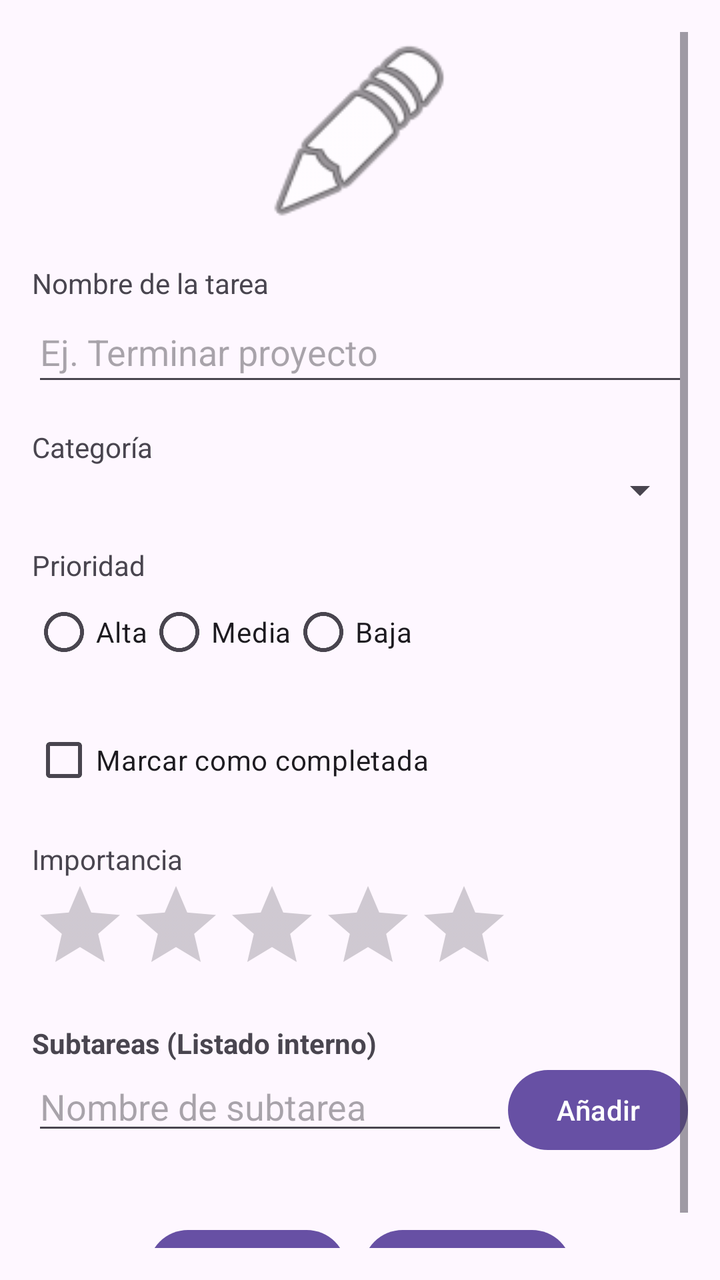
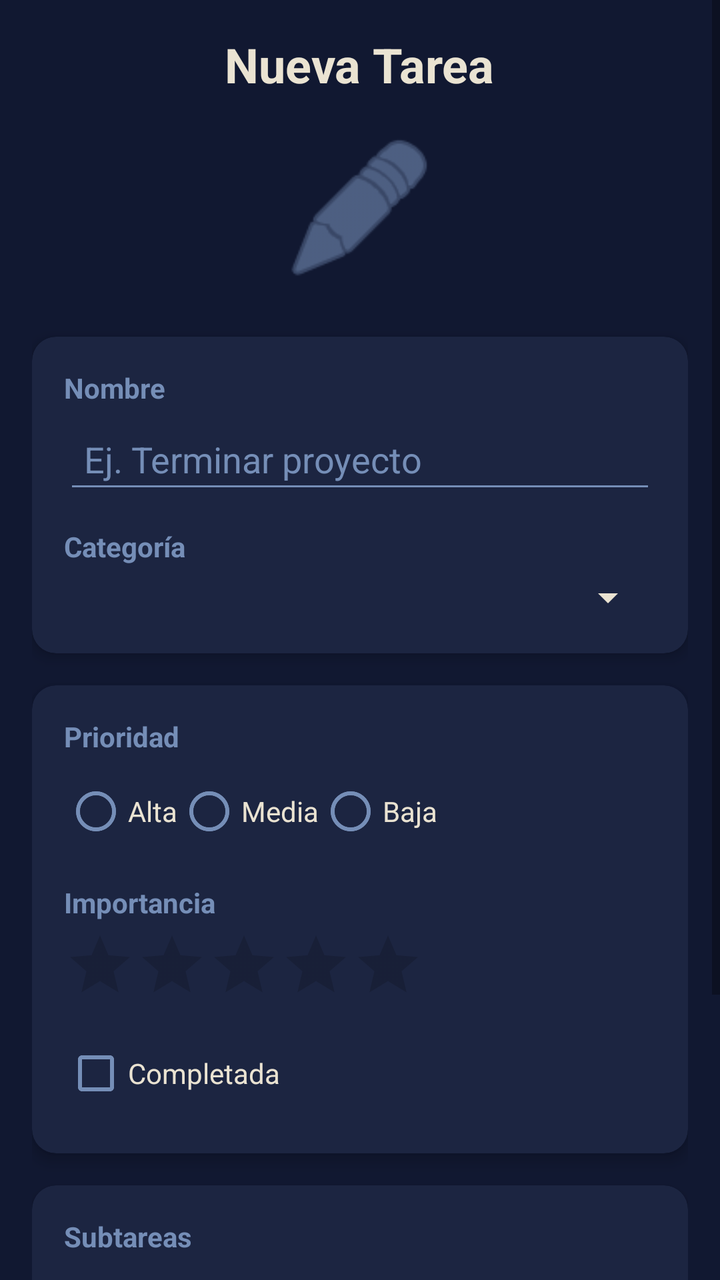

Compare the two renders of this Android layout. The source of the first and the diff that turns it into the second are given below.
<!-- AndroidManifest.xml: application theme Theme.TaksMaster -->
<!-- res/layout/pantalla3_crear_tarea.xml -->
<?xml version="1.0" encoding="utf-8"?>
<ScrollView xmlns:android="http://schemas.android.com/apk/res/android"
    android:layout_width="match_parent"
    android:layout_height="match_parent"
    android:padding="16dp">

    <LinearLayout
        android:layout_width="match_parent"
        android:layout_height="wrap_content"
        android:orientation="vertical">

        <ImageView
            android:id="@+id/ivIcono"
            android:layout_width="100dp"
            android:layout_height="100dp"
            android:layout_gravity="center"
            android:src="@android:drawable/ic_menu_edit"
            android:contentDescription="Icono de tarea" />

        <TextView
            android:layout_width="match_parent"
            android:layout_height="wrap_content"
            android:text="Nombre de la tarea"
            android:layout_marginTop="16dp" />

        <EditText
            android:id="@+id/etNombre"
            android:layout_width="match_parent"
            android:layout_height="47dp"
            android:hint="Ej. Terminar proyecto" />

        <TextView
            android:layout_width="match_parent"
            android:layout_height="wrap_content"
            android:text="Categoría"
            android:layout_marginTop="16dp" />

        <Spinner
            android:id="@+id/spCategoriaForm"
            android:layout_width="match_parent"
            android:layout_height="wrap_content" />

        <TextView
            android:layout_width="match_parent"
            android:layout_height="wrap_content"
            android:text="Prioridad"
            android:layout_marginTop="16dp" />

        <RadioGroup
            android:id="@+id/rgPrioridad"
            android:layout_width="match_parent"
            android:layout_height="wrap_content"
            android:orientation="horizontal">

            <RadioButton
                android:id="@+id/rbAlta"
                android:layout_width="wrap_content"
                android:layout_height="wrap_content"
                android:text="Alta" />

            <RadioButton
                android:id="@+id/rbMedia"
                android:layout_width="wrap_content"
                android:layout_height="wrap_content"
                android:text="Media" />

            <RadioButton
                android:id="@+id/rbBaja"
                android:layout_width="wrap_content"
                android:layout_height="wrap_content"
                android:text="Baja" />
        </RadioGroup>

        <CheckBox
            android:id="@+id/cbCompletada"
            android:layout_width="match_parent"
            android:layout_height="wrap_content"
            android:text="Marcar como completada"
            android:layout_marginTop="16dp" />

        <TextView
            android:layout_width="match_parent"
            android:layout_height="wrap_content"
            android:text="Importancia"
            android:layout_marginTop="16dp" />

        <RatingBar
            android:id="@+id/rbImportancia"
            android:layout_width="wrap_content"
            android:layout_height="wrap_content"
            android:numStars="5"
            android:stepSize="1.0" />

        <TextView
            android:layout_width="match_parent"
            android:layout_height="wrap_content"
            android:text="Subtareas (Listado interno)"
            android:layout_marginTop="16dp"
            android:textStyle="bold" />

        <LinearLayout
            android:layout_width="match_parent"
            android:layout_height="wrap_content"
            android:orientation="horizontal">

            <EditText
                android:id="@+id/etNuevaSubtarea"
                android:layout_width="0dp"
                android:layout_height="wrap_content"
                android:layout_weight="1"
                android:hint="Nombre de subtarea" />

            <Button
                android:id="@+id/btnAgregarSubtarea"
                android:layout_width="wrap_content"
                android:layout_height="wrap_content"
                android:text="Añadir" />
        </LinearLayout>

        <com.google.android.material.chip.ChipGroup
            android:id="@+id/cgSubtareas"
            android:layout_width="match_parent"
            android:layout_height="wrap_content"
            android:layout_marginTop="8dp" />

        <LinearLayout
            android:layout_width="match_parent"
            android:layout_height="wrap_content"
            android:orientation="horizontal"
            android:layout_marginTop="24dp"
            android:gravity="center">

            <Button
                android:id="@+id/btnGuardar"
                android:layout_width="wrap_content"
                android:layout_height="wrap_content"
                android:text="Guardar"
                android:layout_marginEnd="8dp" />

            <Button
                android:id="@+id/btnCancelar"
                android:layout_width="wrap_content"
                android:layout_height="wrap_content"
                android:text="Cancelar" />
        </LinearLayout>

    </LinearLayout>
</ScrollView>
<!-- resources referenced by this layout -->
<resources>
  <style name="Theme.TaksMaster" parent="Base.Theme.TaksMaster" />
  <style name="Base.Theme.TaksMaster" parent="Theme.Material3.DayNight.NoActionBar">
          
          
      </style>
</resources>

<!-- the commit's change to res/layout/pantalla3_crear_tarea.xml (unified diff, before → after) -->
@@ -1,147 +1,254 @@
 <?xml version="1.0" encoding="utf-8"?>
 <ScrollView xmlns:android="http://schemas.android.com/apk/res/android"
+    xmlns:app="http://schemas.android.com/apk/res-auto"
     android:layout_width="match_parent"
     android:layout_height="match_parent"
-    android:padding="16dp">
+    android:background="@color/palette_dark_bg">
 
     <LinearLayout
         android:layout_width="match_parent"
         android:layout_height="wrap_content"
-        android:orientation="vertical">
+        android:orientation="vertical"
+        android:padding="16dp">
+
+        <TextView
+            android:layout_width="wrap_content"
+            android:layout_height="wrap_content"
+            android:text="Nueva Tarea"
+            android:textSize="24sp"
+            android:textStyle="bold"
+            android:textColor="@color/palette_cream_text"
+            android:layout_gravity="center"
+            android:layout_marginBottom="16dp"/>
 
         <ImageView
             android:id="@+id/ivIcono"
-            android:layout_width="100dp"
-            android:layout_height="100dp"
+            android:layout_width="80dp"
+            android:layout_height="80dp"
             android:layout_gravity="center"
             android:src="@android:drawable/ic_menu_edit"
-            android:contentDescription="Icono de tarea" />
-
-        <TextView
-            android:layout_width="match_parent"
-            android:layout_height="wrap_content"
-            android:text="Nombre de la tarea"
-            android:layout_marginTop="16dp" />
-
-        <EditText
-            android:id="@+id/etNombre"
-            android:layout_width="match_parent"
-            android:layout_height="47dp"
-            android:hint="Ej. Terminar proyecto" />
-
-        <TextView
-            android:layout_width="match_parent"
-            android:layout_height="wrap_content"
-            android:text="Categoría"
-            android:layout_marginTop="16dp" />
-
-        <Spinner
-            android:id="@+id/spCategoriaForm"
-            android:layout_width="match_parent"
-            android:layout_height="wrap_content" />
-
-        <TextView
-            android:layout_width="match_parent"
-            android:layout_height="wrap_content"
-            android:text="Prioridad"
-            android:layout_marginTop="16dp" />
-
-        <RadioGroup
-            android:id="@+id/rgPrioridad"
-            android:layout_width="match_parent"
-            android:layout_height="wrap_content"
-            android:orientation="horizontal">
-
-            <RadioButton
-                android:id="@+id/rbAlta"
-                android:layout_width="wrap_content"
-                android:layout_height="wrap_content"
-                android:text="Alta" />
-
-            <RadioButton
-                android:id="@+id/rbMedia"
-                android:layout_width="wrap_content"
-                android:layout_height="wrap_content"
-                android:text="Media" />
-
-            <RadioButton
-                android:id="@+id/rbBaja"
-                android:layout_width="wrap_content"
-                android:layout_height="wrap_content"
-                android:text="Baja" />
-        </RadioGroup>
-
-        <CheckBox
-            android:id="@+id/cbCompletada"
-            android:layout_width="match_parent"
-            android:layout_height="wrap_content"
-            android:text="Marcar como completada"
-            android:layout_marginTop="16dp" />
-
-        <TextView
-            android:layout_width="match_parent"
-            android:layout_height="wrap_content"
-            android:text="Importancia"
-            android:layout_marginTop="16dp" />
-
-        <RatingBar
-            android:id="@+id/rbImportancia"
-            android:layout_width="wrap_content"
-            android:layout_height="wrap_content"
-            android:numStars="5"
-            android:stepSize="1.0" />
-
-        <TextView
-            android:layout_width="match_parent"
-            android:layout_height="wrap_content"
-            android:text="Subtareas (Listado interno)"
-            android:layout_marginTop="16dp"
-            android:textStyle="bold" />
+            app:tint="@color/palette_accent"
+            android:contentDescription="Icono de tarea"
+            android:layout_marginBottom="24dp"/>
+
+        
+        <androidx.cardview.widget.CardView
+            android:layout_width="match_parent"
+            android:layout_height="wrap_content"
+            android:layout_marginBottom="16dp"
+            app:cardBackgroundColor="@color/palette_card_bg"
+            app:cardCornerRadius="12dp"
+            app:cardElevation="4dp">
+
+            <LinearLayout
+                android:layout_width="match_parent"
+                android:layout_height="wrap_content"
+                android:orientation="vertical"
+                android:padding="16dp">
+
+                <TextView
+                    android:layout_width="match_parent"
+                    android:layout_height="wrap_content"
+                    android:text="Nombre"
+                    android:textStyle="bold"
+                    android:textColor="@color/palette_accent" />
+
+                <EditText
+                    android:id="@+id/etNombre"
+                    android:layout_width="match_parent"
+                    android:layout_height="wrap_content"
+                    android:hint="Ej. Terminar proyecto"
+                    android:textColor="@color/palette_cream_text"
+                    android:textColorHint="@color/palette_accent"
+                    android:backgroundTint="@color/palette_accent"
+                    android:padding="10dp"
+                    android:layout_marginTop="4dp"/>
+
+                <TextView
+                    android:layout_width="match_parent"
+                    android:layout_height="wrap_content"
+                    android:text="Categoría"
+                    android:textStyle="bold"
+                    android:textColor="@color/palette_accent"
+                    android:layout_marginTop="12dp" />
+
+                <Spinner
+                    android:id="@+id/spCategoriaForm"
+                    android:layout_width="match_parent"
+                    android:layout_height="wrap_content"
+                    android:layout_marginTop="4dp"
+                    android:padding="8dp"
+                    android:backgroundTint="@color/palette_cream_text" />
+            </LinearLayout>
+        </androidx.cardview.widget.CardView>
+
+        
+        <androidx.cardview.widget.CardView
+            android:layout_width="match_parent"
+            android:layout_height="wrap_content"
+            android:layout_marginBottom="16dp"
+            app:cardBackgroundColor="@color/palette_card_bg"
+            app:cardCornerRadius="12dp"
+            app:cardElevation="4dp">
+
+            <LinearLayout
+                android:layout_width="match_parent"
+                android:layout_height="wrap_content"
+                android:orientation="vertical"
+                android:padding="16dp">
+
+                <TextView
+                    android:layout_width="match_parent"
+                    android:layout_height="wrap_content"
+                    android:text="Prioridad"
+                    android:textStyle="bold"
+                    android:textColor="@color/palette_accent" />
+
+                <RadioGroup
+                    android:id="@+id/rgPrioridad"
+                    android:layout_width="match_parent"
+                    android:layout_height="wrap_content"
+                    android:orientation="horizontal"
+                    android:layout_marginTop="4dp">
+
+                    <RadioButton
+                        android:id="@+id/rbAlta"
+                        android:layout_width="wrap_content"
+                        android:layout_height="wrap_content"
+                        android:text="Alta"
+                        android:textColor="@color/palette_cream_text"
+                        android:buttonTint="@color/palette_accent"/>
+
+                    <RadioButton
+                        android:id="@+id/rbMedia"
+                        android:layout_width="wrap_content"
+                        android:layout_height="wrap_content"
+                        android:text="Media"
+                        android:textColor="@color/palette_cream_text"
+                        android:buttonTint="@color/palette_accent"/>
+
+                    <RadioButton
+                        android:id="@+id/rbBaja"
+                        android:layout_width="wrap_content"
+                        android:layout_height="wrap_content"
+                        android:text="Baja"
+                        android:textColor="@color/palette_cream_text"
+                        android:buttonTint="@color/palette_accent"/>
+                </RadioGroup>
+
+                <TextView
+                    android:layout_width="match_parent"
+                    android:layout_height="wrap_content"
+                    android:text="Importancia"
+                    android:textStyle="bold"
+                    android:textColor="@color/palette_accent"
+                    android:layout_marginTop="12dp" />
+
+                <RatingBar
+                    android:id="@+id/rbImportancia"
+                    style="?android:attr/ratingBarStyleIndicator"
+                    android:layout_width="wrap_content"
+                    android:layout_height="wrap_content"
+                    android:numStars="5"
+                    android:stepSize="1.0"
+                    android:isIndicator="false"
+                    android:progressTint="@color/palette_accent"
+                    android:layout_marginTop="4dp" />
+
+                <CheckBox
+                    android:id="@+id/cbCompletada"
+                    android:layout_width="match_parent"
+                    android:layout_height="wrap_content"
+                    android:text="Completada"
+                    android:textColor="@color/palette_cream_text"
+                    android:layout_marginTop="12dp"
+                    android:buttonTint="@color/palette_accent"/>
+            </LinearLayout>
+        </androidx.cardview.widget.CardView>
+
+        
+        <androidx.cardview.widget.CardView
+            android:layout_width="match_parent"
+            android:layout_height="wrap_content"
+            android:layout_marginBottom="24dp"
+            app:cardBackgroundColor="@color/palette_card_bg"
+            app:cardCornerRadius="12dp"
+            app:cardElevation="4dp">
+
+            <LinearLayout
+                android:layout_width="match_parent"
+                android:layout_height="wrap_content"
+                android:orientation="vertical"
+                android:padding="16dp">
+
+                <TextView
+                    android:layout_width="match_parent"
+                    android:layout_height="wrap_content"
+                    android:text="Subtareas"
+                    android:textStyle="bold"
+                    android:textColor="@color/palette_accent" />
+
+                <LinearLayout
+                    android:layout_width="match_parent"
+                    android:layout_height="wrap_content"
+                    android:orientation="horizontal"
+                    android:layout_marginTop="8dp">
+
+                    <EditText
+                        android:id="@+id/etNuevaSubtarea"
+                        android:layout_width="0dp"
+                        android:layout_height="wrap_content"
+                        android:layout_weight="1"
+                        android:hint="Nombre de subtarea"
+                        android:textColor="@color/palette_cream_text"
+                        android:textColorHint="@color/palette_accent"
+                        android:backgroundTint="@color/palette_accent"
+                        android:padding="10dp"/>
+
+                    <Button
+                        android:id="@+id/btnAgregarSubtarea"
+                        android:layout_width="wrap_content"
+                        android:layout_height="wrap_content"
+                        android:text="+"
+                        android:textColor="@color/palette_cream_text"
+                        android:layout_marginStart="8dp"
+                        android:backgroundTint="@color/palette_accent"/>
+                </LinearLayout>
+
+                <com.google.android.material.chip.ChipGroup
+                    android:id="@+id/cgSubtareas"
+                    android:layout_width="match_parent"
+                    android:layout_height="wrap_content"
+                    android:layout_marginTop="12dp"
+                    app:chipSpacing="8dp" />
+            </LinearLayout>
+        </androidx.cardview.widget.CardView>
 
         <LinearLayout
             android:layout_width="match_parent"
             android:layout_height="wrap_content"
-            android:orientation="horizontal">
-
-            <EditText
-                android:id="@+id/etNuevaSubtarea"
-                android:layout_width="0dp"
-                android:layout_height="wrap_content"
-                android:layout_weight="1"
-                android:hint="Nombre de subtarea" />
-
-            <Button
-                android:id="@+id/btnAgregarSubtarea"
-                android:layout_width="wrap_content"
-                android:layout_height="wrap_content"
-                android:text="Añadir" />
-        </LinearLayout>
-
-        <com.google.android.material.chip.ChipGroup
-            android:id="@+id/cgSubtareas"
-            android:layout_width="match_parent"
-            android:layout_height="wrap_content"
-            android:layout_marginTop="8dp" />
-
-        <LinearLayout
-            android:layout_width="match_parent"
-            android:layout_height="wrap_content"
             android:orientation="horizontal"
-            android:layout_marginTop="24dp"
-            android:gravity="center">
+            android:gravity="center"
+            android:paddingBottom="24dp">
 
             <Button
                 android:id="@+id/btnGuardar"
-                android:layout_width="wrap_content"
-                android:layout_height="wrap_content"
+                android:layout_width="0dp"
+                android:layout_height="wrap_content"
+                android:layout_weight="1"
                 android:text="Guardar"
+                android:backgroundTint="@color/palette_primary"
+                android:textColor="@color/palette_cream_text"
                 android:layout_marginEnd="8dp" />
 
             <Button
                 android:id="@+id/btnCancelar"
-                android:layout_width="wrap_content"
-                android:layout_height="wrap_content"
-                android:text="Cancelar" />
+                android:layout_width="0dp"
+                android:layout_height="wrap_content"
+                android:layout_weight="1"
+                android:text="Cancelar"
+                android:backgroundTint="@color/cancel_red"
+                android:textColor="@color/palette_cream_text" />
         </LinearLayout>
 
     </LinearLayout>
<!-- resource entries referenced after the edit -->
@@ -1,9 +1,25 @@
 <!-- resources referenced by this layout -->
 <resources>
+  <color name="cancel_red">#8E1616</color>
+  <color name="palette_accent">#758EB7</color>
+  <color name="palette_card_bg">#1C2541</color>
+  <color name="palette_cream_text">#EAE3D2</color>
+  <color name="palette_dark_bg">#111831</color>
+  <color name="palette_primary">#46539E</color>
   <style name="Theme.TaksMaster" parent="Base.Theme.TaksMaster" />
-  <style name="Base.Theme.TaksMaster" parent="Theme.Material3.DayNight.NoActionBar">
+  <style name="Base.Theme.TaksMaster" parent="Theme.MaterialComponents.DayNight.NoActionBar">
           
+          <item name="colorPrimary">@color/palette_primary</item>
+          <item name="colorPrimaryVariant">@color/palette_dark_bg</item>
+          <item name="colorOnPrimary">@color/palette_cream_text</item>
           
+          <item name="colorSecondary">@color/palette_accent</item>
+          <item name="colorSecondaryVariant">@color/palette_accent</item>
+          <item name="colorOnSecondary">@color/palette_dark_bg</item>
+          
+          <item name="android:statusBarColor">@color/palette_dark_bg</item>
+          
+          <item name="android:windowBackground">@color/palette_dark_bg</item>
       </style>
 </resources>
 
